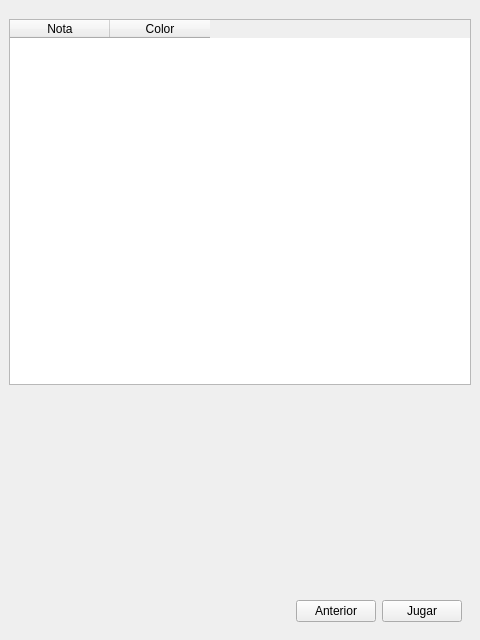
Old version of the form stackedwidget.ui in the repository nquirozp/ColorMixer.
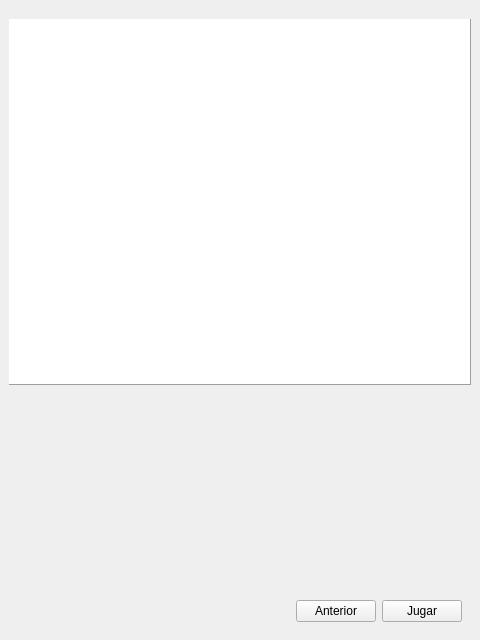
New version of the form. The open tabs and pages were chosen to show the change.

Patch:
```diff
--- a/stackedwidget.ui
+++ b/stackedwidget.ui
@@ -186,6 +186,27 @@
         <verstretch>10</verstretch>
        </sizepolicy>
       </property>
+      <property name="styleSheet">
+       <string notr="true"/>
+      </property>
+      <property name="frameShape">
+       <enum>QFrame::Panel</enum>
+      </property>
+      <property name="frameShadow">
+       <enum>QFrame::Raised</enum>
+      </property>
+      <property name="selectionMode">
+       <enum>QAbstractItemView::SingleSelection</enum>
+      </property>
+      <attribute name="horizontalHeaderVisible">
+       <bool>false</bool>
+      </attribute>
+      <attribute name="verticalHeaderVisible">
+       <bool>false</bool>
+      </attribute>
+      <attribute name="verticalHeaderHighlightSections">
+       <bool>false</bool>
+      </attribute>
       <column>
        <property name="text">
         <string>Nota</string>
```
